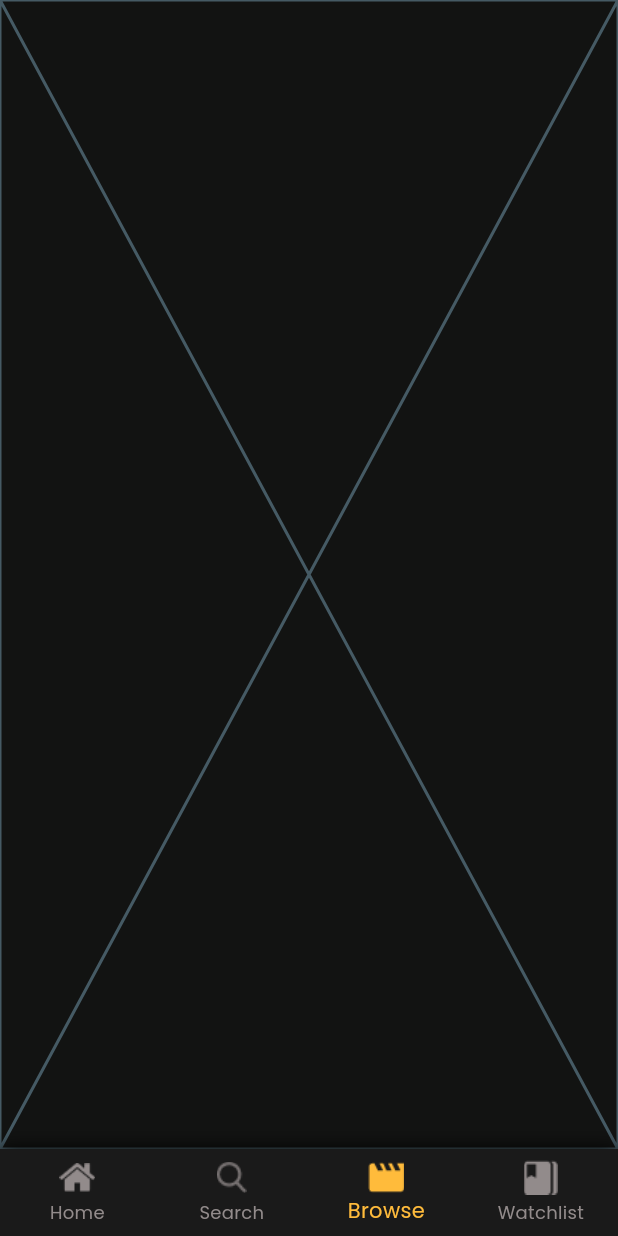
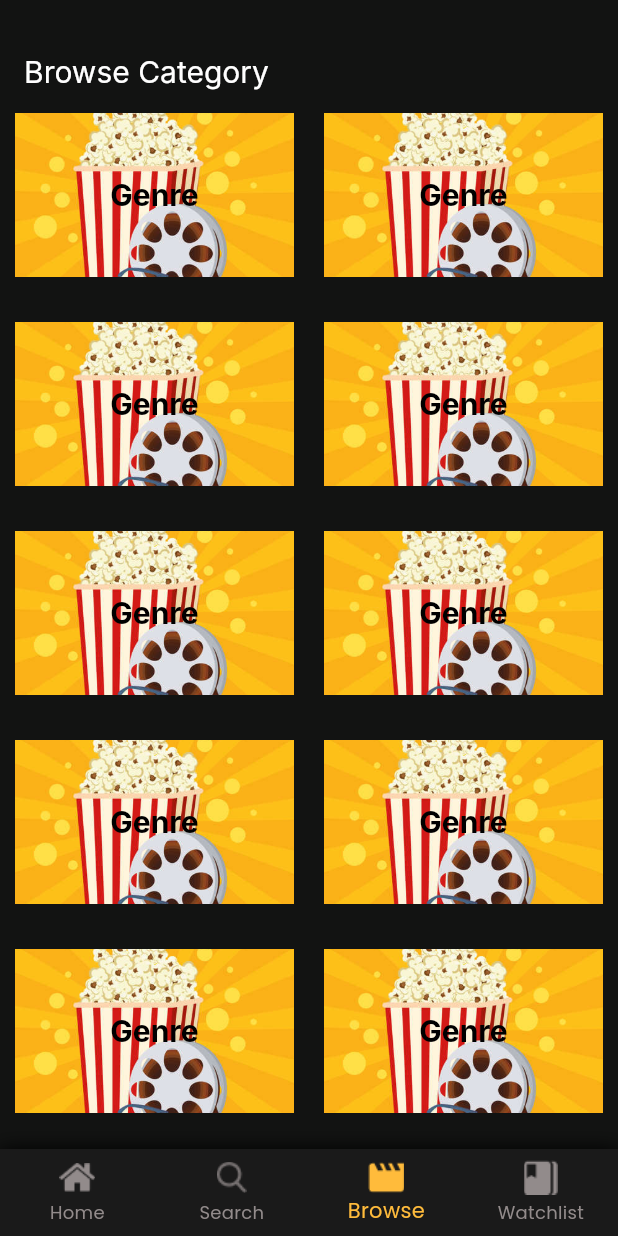
Before and after one commit to motazyusuf/MoviesApp, a Flutter app: the screen it shows after launch, item 3 of the bottom bar chosen, on a phone screen of 412 x 824 dp. Run offline on Flutter 3.47's test engine with Material 3 defaults, Android fonts, the light colour scheme and no system bars; our stand-ins replace carousel_slider; Roboto replaces fonts that are missing (Inter).

Commit message:
-Browse view/ fixed in search

```diff
--- a/lib/browse/presentation/pages/browse_view.dart
+++ b/lib/browse/presentation/pages/browse_view.dart
@@ -1,10 +1,35 @@
 import 'package:flutter/material.dart';
+import 'package:movies_app/browse/presentation/widgets/genre_item.dart';
+import 'package:movies_app/core/theme/color_palette.dart';
 
 class BrowseView extends StatelessWidget {
   const BrowseView({super.key});
 
   @override
   Widget build(BuildContext context) {
-    return const Placeholder();
+    return Scaffold(
+      appBar: PreferredSize(
+        preferredSize: Size(100, 75),
+        child: Container(
+          margin: EdgeInsets.only(top: 20),
+          child: AppBar(
+            surfaceTintColor: Colors.transparent,
+            title: Text("Browse Category "),
+            backgroundColor: ColorPalette.backgroudColor,
+          ),
+        ),
+      ),
+      body: Padding(
+        padding: const EdgeInsets.symmetric(horizontal: 10.0),
+        child: GridView.builder(
+          gridDelegate: const SliverGridDelegateWithFixedCrossAxisCount(
+              childAspectRatio: 1.7,
+              crossAxisCount: 2,
+              mainAxisSpacing: 30,
+              crossAxisSpacing: 20),
+          itemBuilder: (context, index) => GenreItem(),
+        ),
+      ),
+    );
   }
 }
--- /dev/null
+++ b/lib/browse/presentation/widgets/genre_item.dart
@@ -0,0 +1,24 @@
+import 'package:flutter/material.dart';
+
+class GenreItem extends StatelessWidget {
+  const GenreItem({super.key});
+
+  @override
+  Widget build(BuildContext context) {
+    var theme = Theme.of(context);
+    return Stack(
+      alignment: Alignment.center,
+      children: [
+        Container(
+          decoration: const BoxDecoration(
+              image: DecorationImage(
+                  fit: BoxFit.cover,
+                  image: AssetImage("assets/images/genre.jpg"))),
+        ),
+        Text("Genre",
+            style: theme.textTheme.titleLarge!
+                .copyWith(color: Colors.black, fontWeight: FontWeight.bold))
+      ],
+    );
+  }
+}
--- a/lib/core/layout_view.dart
+++ b/lib/core/layout_view.dart
@@ -10,13 +10,12 @@ import 'theme/color_palette.dart';
 class LayoutView extends StatefulWidget {
   LayoutView({super.key});
 
-  int selectedIndex = 1;
-
   @override
   State<LayoutView> createState() => _LayoutViewState();
 }
 
 class _LayoutViewState extends State<LayoutView> {
+  int selectedIndex = 0;
   List<Widget> layouts = [
     const HomeView(),
     const SearchView(),
@@ -32,7 +31,7 @@ class _LayoutViewState extends State<LayoutView> {
       ),
       child: Scaffold(
         backgroundColor: ColorPalette.backgroudColor,
-        body: layouts[widget.selectedIndex],
+        body: layouts[selectedIndex],
         bottomNavigationBar: Container(
           decoration: const BoxDecoration(
             boxShadow: <BoxShadow>[
@@ -47,9 +46,9 @@ class _LayoutViewState extends State<LayoutView> {
             type: BottomNavigationBarType.fixed,
             fixedColor: ColorPalette.accentColor,
             backgroundColor: ColorPalette.bottomNavBarColor,
-            currentIndex: widget.selectedIndex,
+            currentIndex: selectedIndex,
             onTap: (index) {
-              widget.selectedIndex = index;
+              selectedIndex = index;
               setState(() {});
             },
             items: const [
--- a/lib/search/presentation/pages/search_view.dart
+++ b/lib/search/presentation/pages/search_view.dart
@@ -62,7 +62,20 @@ class _SearchViewState extends State<SearchView> {
                     ),
                     Image.asset("assets/images/noMovies.png")
                   ])
-                : SearchedItems(searchResults: searchResults)
+                : Expanded(
+                    child: ListView.separated(
+                      scrollDirection: Axis.vertical,
+                      separatorBuilder: (context, index) => Divider(
+                        height: 20,
+                        color: ColorPalette.appBarItemsColor,
+                      ),
+                      itemBuilder: (context, index) {
+                        return SearchedItems(
+                            searchResults: searchResults, index: index);
+                      },
+                      itemCount: searchResults.length,
+                    ),
+                  )
           ],
         ),
       ),
--- a/lib/search/presentation/widgets/searched_item.dart
+++ b/lib/search/presentation/widgets/searched_item.dart
@@ -1,26 +1,21 @@
 import 'package:flutter/material.dart';
 
-import '../../../core/theme/color_palette.dart';
+import '../../../core/configurations/pages_routes.dart';
 
 class SearchedItems extends StatelessWidget {
-  SearchedItems({super.key, required this.searchResults});
+  SearchedItems({super.key, required this.searchResults, required this.index});
 
   List searchResults;
+  int index;
 
   @override
   Widget build(BuildContext context) {
     var height = MediaQuery.sizeOf(context).height;
     var theme = Theme.of(context);
 
-    return Expanded(
-      child: ListView.separated(
-        scrollDirection: Axis.vertical,
-        separatorBuilder: (context, index) => Divider(
-          height: 20,
-          color: ColorPalette.appBarItemsColor,
-        ),
-        itemBuilder: (context, index) {
-          return Row(
+    return InkWell(
+      onTap: () => Navigator.pushNamed(context, PagesRoutes.movieDetailsView),
+      child: Row(
         crossAxisAlignment: CrossAxisAlignment.center,
         children: [
           Container(
@@ -46,9 +41,6 @@ class SearchedItems extends StatelessWidget {
             ],
           )
         ],
-          );
-        },
-        itemCount: searchResults.length,
       ),
     );
   }
```
Also changed, not shown: assets/images/cinemaSeats.jpg (added), assets/images/genre.jpg (added). Lines whose indentation alone changed are shown as unchanged.
